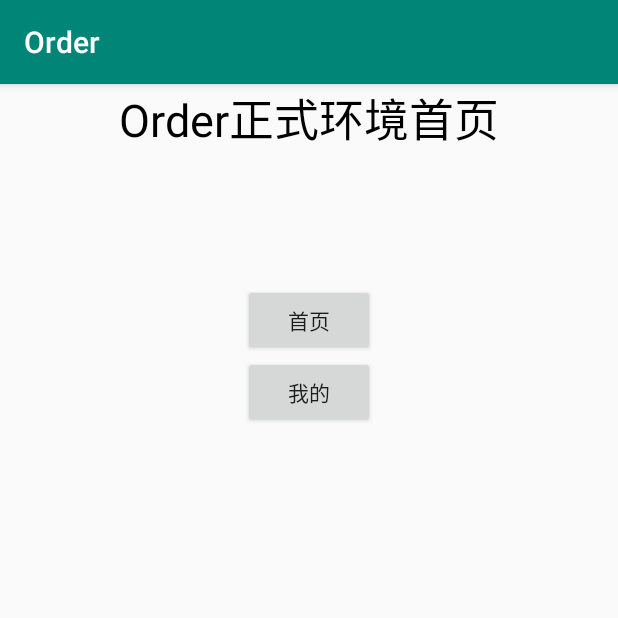
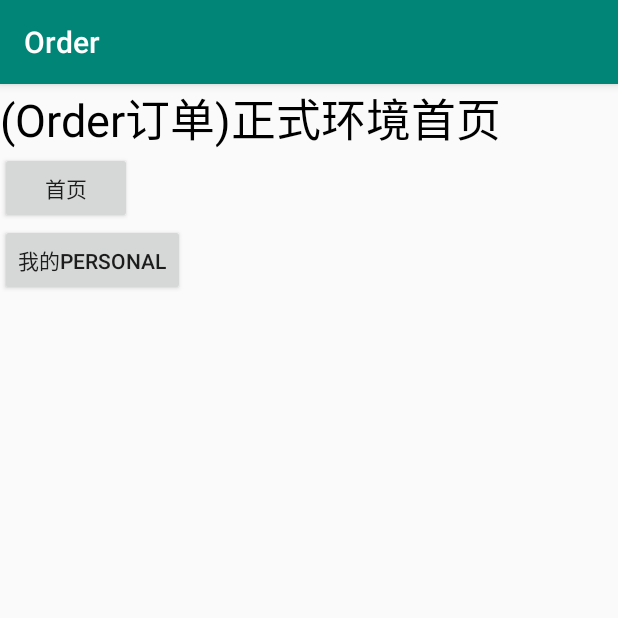
Before and after one commit to jauncexu/ModularCustomARouter, an Android app: the screen it shows after launch (Order_MainActivity), on a phone screen of 412 x 824 dp, the top half of it. Run offline under Robolectric (Android 15) with nearby library versions, the phone set to English and light mode, and no system bars; 1 statement that could not run was skipped.

Commit message:
修改一些文件  可让主app可以通过自定义的ARout跳转到order和person模块

```diff
--- a/app/src/main/AndroidManifest.xml
+++ b/app/src/main/AndroidManifest.xml
@@ -1,16 +1,16 @@
 <?xml version="1.0" encoding="utf-8"?>
 <manifest xmlns:android="http://schemas.android.com/apk/res/android"
-    package="com.example.modularcustomarouter">
+    package="com.xiangxue.new_modular_customarouter">
 
     <application
-        android:name=".base.AppApplication"
+        android:name="com.xiangxue.new_modular_customarouter.base.AppApplication"
         android:allowBackup="true"
         android:icon="@mipmap/ic_launcher"
         android:label="@string/app_name"
         android:roundIcon="@mipmap/ic_launcher_round"
         android:supportsRtl="true"
         android:theme="@style/AppTheme">
-        <activity android:name=".MainActivity">
+        <activity android:name="com.xiangxue.new_modular_customarouter.MainActivity">
             <intent-filter>
                 <action android:name="android.intent.action.MAIN" />
 
--- a/app/src/main/java/com/example/modularcustomarouter/Main2Activity.java
+++ b/app/src/main/java/com/xiangxue/new_modular_customarouter/Main2Activity.java
@@ -1,4 +1,4 @@
-package com.example.modularcustomarouter;
+package com.xiangxue.new_modular_customarouter;
 
 import android.os.Bundle;
 
--- a/app/src/main/java/com/example/modularcustomarouter/base/AppApplication.java
+++ b/app/src/main/java/com/xiangxue/new_modular_customarouter/base/AppApplication.java
@@ -1,6 +1,6 @@
-package com.example.modularcustomarouter.base;
+package com.xiangxue.new_modular_customarouter.base;
 
-import com.example.modularcustomarouter.MainActivity;
+import com.xiangxue.new_modular_customarouter.MainActivity;
 import com.xiangxue.common.RecordPathManager;
 import com.xiangxue.common.base.BaseApplication;
 import com.xiangxue.new_modular_customarouter.order.Order_MainActivity;
@@ -11,6 +11,7 @@ public class AppApplication extends BaseApplication {
     @Override
     public void onCreate() {
         super.onCreate();
+
         // 如果项目有100个Activity，这种加法会不会太那个？
         RecordPathManager.joinGroup("app", "MainActivity", MainActivity.class);
         RecordPathManager.joinGroup("order", "Order_MainActivity", Order_MainActivity.class);
--- a/app/src/main/res/layout/activity_main2.xml
+++ b/app/src/main/res/layout/activity_main2.xml
@@ -1,5 +1,6 @@
 <?xml version="1.0" encoding="utf-8"?>
-<LinearLayout xmlns:android="http://schemas.android.com/apk/res/android"
+<LinearLayout
+    xmlns:android="http://schemas.android.com/apk/res/android"
     xmlns:app="http://schemas.android.com/apk/res-auto"
     xmlns:tools="http://schemas.android.com/tools"
     android:layout_width="match_parent"
--- a/arouter_annotation/src/main/java/com/xiangxue/arouter_annotation/ARouter.java
+++ b/arouter_annotation/src/main/java/com/xiangxue/arouter_annotation/ARouter.java
@@ -23,6 +23,11 @@ import java.lang.annotation.Target;
  * 1、一般如果需要在运行时去动态获取注解信息，用RUNTIME注解
  * 2、要在编译时进行一些预处理操作，如ButterKnife，用CLASS注解。注解会在class文件中存在，但是在运行时会被丢弃
  * 3、做一些检查性的操作，如@Override，用SOURCE源码注解。注解仅存在源码级别，在编译的时候丢弃该注解
+ *
+ * @〆 奋斗吧
+ * APT中，的确有时候使用 SOURCE，有时候使用CLASS，但是他们从角色上考虑，还是有细微区别的哦
+ *  CLASS：要在编译时进行一些预处理操作，如ButterKnife，用CLASS注解。注解会在class文件中存在
+ *  SOURCE：做一些检查性的操作，既然是做一些检查工作，是不是和编译期非常类似，但是他的角色是，如@Override，用SOURCE源码注解。注解仅存在源码级别
  */
 @Target(ElementType.TYPE) // 该注解作用在类之上
 @Retention(RetentionPolicy.CLASS) // 要在编译时进行一些预处理操作，注解会在class文件中存在
--- a/arouter_api/src/main/java/com/xiangxue/arouter_api/BundleManager.java
+++ b/arouter_api/src/main/java/com/xiangxue/arouter_api/BundleManager.java
@@ -6,6 +6,7 @@ import android.os.Bundle;
 
 import androidx.annotation.NonNull;
 import androidx.annotation.Nullable;
+import androidx.annotation.RequiresApi;
 
 /**
  * 跳转时 ，用于参数的传递
@@ -40,8 +41,6 @@ public class BundleManager {
         return this;
     }
 
-    // Derry只写到了这里，同学们可以自己增加 ...
-
     // 直接完成跳转
     public Object navigation(Context context) {
         if (Build.VERSION.SDK_INT >= Build.VERSION_CODES.JELLY_BEAN) {
--- a/arouter_api/src/main/java/com/xiangxue/arouter_api/RouterManager.java
+++ b/arouter_api/src/main/java/com/xiangxue/arouter_api/RouterManager.java
@@ -138,7 +138,7 @@ public class RouterManager {
                             intent.putExtras(bundleManager.getBundle()); // 携带参数
                             context.startActivity(intent, bundleManager.getBundle());
                             break;
-                        //同学们可以自己扩展 类型
+                        // 可以自己扩展 类型
                     }
                 }
             }
--- a/arouter_compiler/src/main/java/com/xiangxue/arouter_compiler/utils/ProcessorConfig.java
+++ b/arouter_compiler/src/main/java/com/xiangxue/arouter_compiler/utils/ProcessorConfig.java
@@ -45,7 +45,6 @@ public interface ProcessorConfig {
 
 
 
-
     // @Parameter注解 的 包名 + 类名
     String PARAMETER_PACKAGE = "com.xiangxue.arouter_annotation.Parameter";
 
--- a/common/src/main/java/com/xiangxue/common/RecordPathManager.java
+++ b/common/src/main/java/com/xiangxue/common/RecordPathManager.java
@@ -9,6 +9,8 @@ import java.util.Map;
 
 /**
  * 全局路径记录器（根据子模块分组）
+ *
+ * 5种方式通信 之一 全局map  已经废除了
  */
 public class RecordPathManager {
 
--- a/order/build.gradle
+++ b/order/build.gradle
@@ -29,6 +29,7 @@ android {
         // 同学们注意：切记：必须写在defaultConfig节点下
         javaCompileOptions {
             annotationProcessorOptions {
+                // project.getName() == order
                 // this.project.getName() == order
                 // this.getProject().getName() == order
                 arguments = [moduleName: project.getName(), packageNameForAPT: packageNameForAPT]
@@ -83,6 +84,7 @@ dependencies {
     // 注解模块
     implementation project(":arouter_annotation")
 
+    // 使用注解处理器
     // 注解处理器
     annotationProcessor project(':arouter_compiler')
 }
--- a/order/src/main/java/com/xiangxue/new_modular_customarouter/order/Order_MainActivity.java
+++ b/order/src/main/java/com/xiangxue/new_modular_customarouter/order/Order_MainActivity.java
@@ -1,23 +1,33 @@
 package com.xiangxue.new_modular_customarouter.order;
 
 import androidx.appcompat.app.AppCompatActivity;
+
 import android.os.Bundle;
 import android.util.Log;
 import android.view.View;
 import android.widget.Toast;
 
 import com.xiangxue.arouter_annotation.ARouter;
+import com.xiangxue.arouter_annotation.Parameter;
+import com.xiangxue.arouter_api.ParameterManager;
+import com.xiangxue.arouter_api.RouterManager;
 import com.xiangxue.common.utils.Cons;
 
 @ARouter(path = "/order/Order_MainActivity")
 public class Order_MainActivity extends AppCompatActivity {
+
+    @Parameter
+    String name;
 
     @Override
     protected void onCreate(Bundle savedInstanceState) {
         super.onCreate(savedInstanceState);
         setContentView(R.layout.order_activity_main);
 
-        Log.e(Cons.TAG, "order/Order_MainActivity");
+        // 用到才加载 == 懒加载
+        ParameterManager.getInstance().loadParameter(this);
+
+        Log.e(Cons.TAG, "order/Order_MainActivity name:" + name);
     }
 
     public void jumpApp(View view) {
@@ -25,6 +35,11 @@ public class Order_MainActivity extends AppCompatActivity {
     }
 
     public void jumpPersonal(View view) {
-        Toast.makeText(this, "路由还没有写好呢，别猴急...", Toast.LENGTH_SHORT).show();
+        RouterManager.getInstance()
+                .build("/personal/Personal_MainActivity")
+                .withString("name", "李元霸")
+                .withString("sex", "男")
+                .withInt("age", 99)
+                .navigation(this);
     }
 }
--- a/order/src/main/res/layout/order_activity_main.xml
+++ b/order/src/main/res/layout/order_activity_main.xml
@@ -12,10 +12,9 @@
         android:id="@+id/tv"
         android:layout_width="wrap_content"
         android:layout_height="wrap_content"
-        android:text="Order正式环境首页"
+        android:text="(Order订单)正式环境首页"
         android:textColor="@android:color/black"
         android:textSize="30sp"
-        android:layout_gravity="center"
         />
 
     <Button
@@ -23,15 +22,13 @@
         android:layout_height="wrap_content"
         android:onClick="jumpApp"
         android:text="首页"
-        android:layout_marginTop="88dp"
-        android:layout_gravity="center"
         />
 
     <Button
         android:layout_width="wrap_content"
         android:layout_height="wrap_content"
         android:onClick="jumpPersonal"
-        android:text="我的"
-        android:layout_gravity="center" />
+        android:text="我的Personal"
+        />
 
 </LinearLayout>
--- a/personal/build.gradle
+++ b/personal/build.gradle
@@ -79,6 +79,7 @@ dependencies {
     // 注解模块
     implementation project(":arouter_annotation")
 
+    // 使用注解处理器
     // 注解处理器
     annotationProcessor project(':arouter_compiler')
 }
```
Also changed, not shown: app/src/main/java/com/example/modularcustomarouter/MainActivity.java (deleted, +0 -17 lines), app/src/main/java/com/xiangxue/new_modular_customarouter/MainActivity.java (added, +54 -0 lines), app/src/main/res/layout/activity_main.xml (+5 -10 lines), app_config.gradle (+8 -14 lines), 4 other files.
